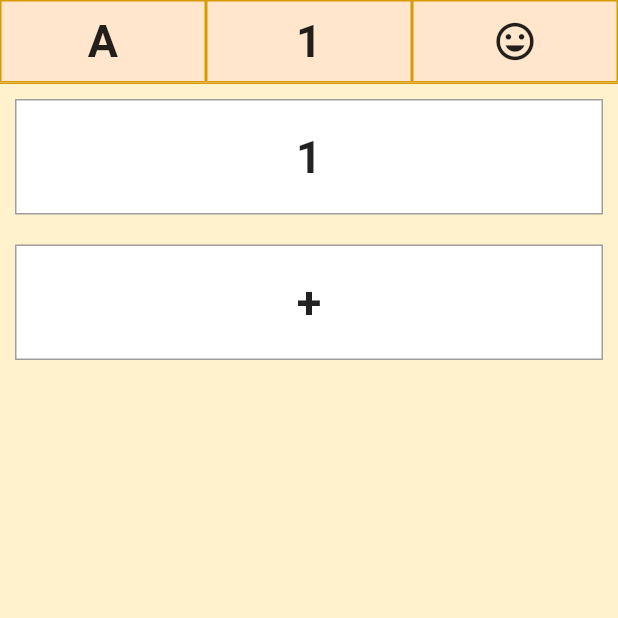
After one commit to sansomguy/question_it, a Flutter app: the screen it shows after launch, after a tap on the "add" icon, on a phone screen of 412 x 824 dp, the top half of it. The commit adds this screen. Run offline on Flutter 3.47's test engine with Material 2 defaults, Android fonts, the phone set to English and light mode, and no system bars; our stand-ins replace equatable, flutter_bloc, rxdart.

Commit message:
Finished creating lists for the answer count selection

```diff
--- a/lib/create_question/buttons.dart
+++ b/lib/create_question/buttons.dart
@@ -4,31 +4,39 @@ import 'package:question_it/create_question/question_type_icon.dart';
 import 'package:question_it/questions/question.dart';
 import 'package:question_it/settings/colors.dart' as app_colors;
 
+
+typedef OnPressed(QuestionType type);
+
+
 class QuestionTypeButton extends StatefulWidget {
 
+  final OnPressed onPressed;
   QuestionType questionType;
-  QuestionTypeButton({Key key, this.questionType}) :super(key: key);
+  QuestionTypeButton({Key key, this.questionType, this.onPressed}) :super(key: key);
 
   @override
   State<StatefulWidget> createState() {
-    return _QuestionTypeButtonState(questionType);
+    return _QuestionTypeButtonState(questionType, this.onPressed);
   }
 }
 
 class _QuestionTypeButtonState extends State<QuestionTypeButton> {
 
-  var animationTime = Duration(milliseconds: 300);
-  var afterAnimation = Duration(milliseconds: 300);
+  final OnPressed onPressed;
+
+  var animationTime = Duration(milliseconds: 50);
+  var afterAnimation = Duration(milliseconds: 50);
   var selected = false;
   QuestionType questionType;
 
-  _QuestionTypeButtonState(this.questionType);
+  _QuestionTypeButtonState(this.questionType, this.onPressed);
 
   @override
   Widget build(BuildContext context) {
     return GestureDetector(
       onTap: () {
         setState(() {
+          onPressed(this.questionType);
           selected = true;
           Future.delayed(afterAnimation, () {
             setState(() {
@@ -42,7 +50,7 @@ class _QuestionTypeButtonState extends State<QuestionTypeButton> {
               ? app_colors.PrimaryADarkened
               : app_colors.PrimaryA,
           duration: animationTime,
-          curve: Curves.fastOutSlowIn,
+          curve: Curves.linear,
           child: Container(
             child: QuestionTypeIcon(this.questionType),
             height: kToolbarHeight,
--- /dev/null
+++ b/lib/create_question/header.dart
@@ -0,0 +1,47 @@
+import 'package:flutter/cupertino.dart';
+import 'package:flutter/material.dart';
+import 'package:question_it/questions/question.dart';
+import 'package:question_it/settings/colors.dart' as app_colors;
+
+import 'buttons.dart';
+
+typedef OnTypeSet(QuestionType type);
+
+class CreateQuestionHeader extends StatelessWidget {
+
+  final OnTypeSet onTypeSet;
+
+  CreateQuestionHeader({Key key, this.onTypeSet}) : super(key: key);
+
+  @override
+  Widget build(BuildContext context) {
+    return Container(
+        constraints: BoxConstraints.expand(height: kToolbarHeight),
+        decoration: BoxDecoration(
+            color: app_colors.PrimaryA,
+            border: Border(
+                bottom: BorderSide(
+                    color: app_colors.PrimaryADarkened,
+                    width: 1,
+                    style: BorderStyle.solid))),
+        child: Row(
+            crossAxisAlignment: CrossAxisAlignment.center,
+            mainAxisAlignment: MainAxisAlignment.center,
+            children: <Widget>[
+              Flexible(
+                flex: 1,
+                fit: FlexFit.tight,
+                child: QuestionTypeButton(questionType: QuestionType.Letters, onPressed: onTypeSet),
+              ),
+              Flexible(
+                flex: 1,
+                fit: FlexFit.tight,
+                child: QuestionTypeButton(questionType: QuestionType.Number, onPressed: onTypeSet),
+              ),
+              Flexible(
+                  flex: 1,
+                  fit: FlexFit.tight,
+                  child: QuestionTypeButton(questionType: QuestionType.Emoji, onPressed: onTypeSet))
+            ]));
+  }
+}
--- /dev/null
+++ b/lib/create_question/list.dart
@@ -0,0 +1,98 @@
+import 'package:flutter/cupertino.dart';
+import 'package:flutter/material.dart';
+import 'package:question_it/questions/question.dart';
+import 'package:question_it/settings/font.dart';
+
+typedef AddAnswer(Question question);
+typedef RemoveAnswer(Question question);
+
+class CreateQuestionList extends StatelessWidget {
+
+  final Question question;
+  final list = List<int>();
+  final AddAnswer addAnswer;
+  final RemoveAnswer removeAnswer;
+
+  CreateQuestionList({Key key, this.question, this.addAnswer, this.removeAnswer}) : super(key: key);
+
+  @override
+  Widget build(BuildContext context) {
+
+    return AnimatedList(
+      scrollDirection: Axis.vertical,
+      initialItemCount: 2,
+      itemBuilder: (context, index, animation) {
+
+        if(question.count < index) {
+          return null;
+        }
+
+        if(question.count == index) {
+          return  GestureDetector(
+              onTap: () {
+                this.addAnswer(question);
+                AnimatedList.of(context).insertItem(index);
+              },
+              child: Container(
+                  decoration: BoxDecoration(
+                      color: Colors.white,
+                      border: Border.all(color: Colors.grey, style: BorderStyle.solid, width: 1)
+                  ),
+                  margin: EdgeInsets.all(10),
+                  padding: EdgeInsets.all(20),
+                  child: Center(child: Text('+', style: text_style))
+              )
+          );
+        }
+
+        return GestureDetector(
+            onTap: () {
+              this.removeAnswer(question);
+              AnimatedList.of(context)
+                  .removeItem(index, (context, animation) => _builder(context, index, animation));
+            },
+            child: _builder(context, index, animation)
+          );
+      },
+    );
+  }
+
+  _builder(BuildContext context, int index, Animation<double> animation) {
+
+    var curvedAnimation = CurvedAnimation(
+        parent: animation,
+        curve: Curves.bounceOut,
+        reverseCurve: Curves.easeOutCubic
+    );
+
+    return SlideTransition(
+        position: curvedAnimation.drive(Tween<Offset>(begin: Offset(1, 0), end: Offset(0, 0))),
+        child: Container(
+              decoration: BoxDecoration(
+                  color: Colors.white,
+                  border: Border.all(color: Colors.grey, style: BorderStyle.solid, width: 1)
+              ),
+              margin: EdgeInsets.all(10),
+              padding: EdgeInsets.all(20),
+              child: Center(child: _buildCharacterWidget(question.type, index))
+          ),
+        );
+  }
+
+  _buildCharacterWidget(QuestionType type, int index) {
+    switch(type) {
+
+      case QuestionType.Letters: {
+        var aIndex = 'A'.codeUnitAt(0);
+        return Text('${String.fromCharCode(aIndex + index)}', style: text_style);
+      }
+      break;
+
+      case QuestionType.Number:
+      default:
+        return Text('${index + 1}', style: text_style);
+      break;
+    }
+  }
+
+}
--- a/lib/create_question/question_type_icon.dart
+++ b/lib/create_question/question_type_icon.dart
@@ -1,6 +1,7 @@
 
 import 'package:flutter/material.dart';
 import 'package:question_it/questions/question.dart';
+import 'package:question_it/settings/font.dart';
 
 class QuestionTypeIcon extends StatelessWidget {
 
@@ -14,15 +15,15 @@ class QuestionTypeIcon extends StatelessWidget {
     {
       case QuestionType.Number:
         return Center(
-         child: Text('1')
+         child: Text('1', style: text_style)
         );
 
       case QuestionType.Emoji:
-        return Icon(Icons.tag_faces);
+        return Icon(Icons.tag_faces, size: font_size);
 
       default:
         return Center(
-          child: Text('A')
+          child: Text('A', style: text_style)
         );
     }
   }
--- a/lib/questions/question.dart
+++ b/lib/questions/question.dart
@@ -6,8 +6,15 @@ enum QuestionType {
 }
 
 class Question {
-  QuestionType type;
-  int count;
-  String id;
-  Question({this.type, this.count, this.id});
+  final QuestionType type;
+  final int count;
+  final String id;
+  Question({this.type, this.count = 1, this.id});
+
+  Question.clone(Question question, { QuestionType type, int count, String id}):
+        this(
+          type: type ?? question.type,
+          count: count ?? question.count,
+          id: id ?? question.id
+      );
 }
--- /dev/null
+++ b/lib/settings/font.dart
@@ -0,0 +1,8 @@
+library font;
+
+import 'package:flutter/cupertino.dart';
+
+const font_size = 30.0;
+const font_weight = FontWeight.bold;
+
+const text_style = TextStyle(fontSize: font_size, fontWeight: font_weight);
--- a/lib/start/start_button.dart
+++ b/lib/start/start_button.dart
@@ -76,7 +76,7 @@ class _StartButtonState extends State<StartButton>
                 this.onClick();
               },
               iconSize: 120,
-              color: Colors.black38,
+              color: Colors.black,
               icon: Icon(
                   buttonType == StartButtonType.Add ? Icons.add : Icons.search),
             ));
--- a/lib/start/start_screen_bloc.dart
+++ b/lib/start/start_screen_bloc.dart
@@ -39,7 +39,7 @@ class StartScreenBloc {
     var subject = BehaviorSubject<Question>();
     subject.sink.add(question);
     var stream = questionsRepository.create(question).asStream();
-    subject.mergeWith([stream]);
+    stream.listen(subject.add);
     navigateToCreate(subject);
   }
 
```
Also changed, not shown: lib/create_question/create_question_bloc.dart (+19 -6 lines), lib/create_question/screen.dart (+21 -65 lines).
